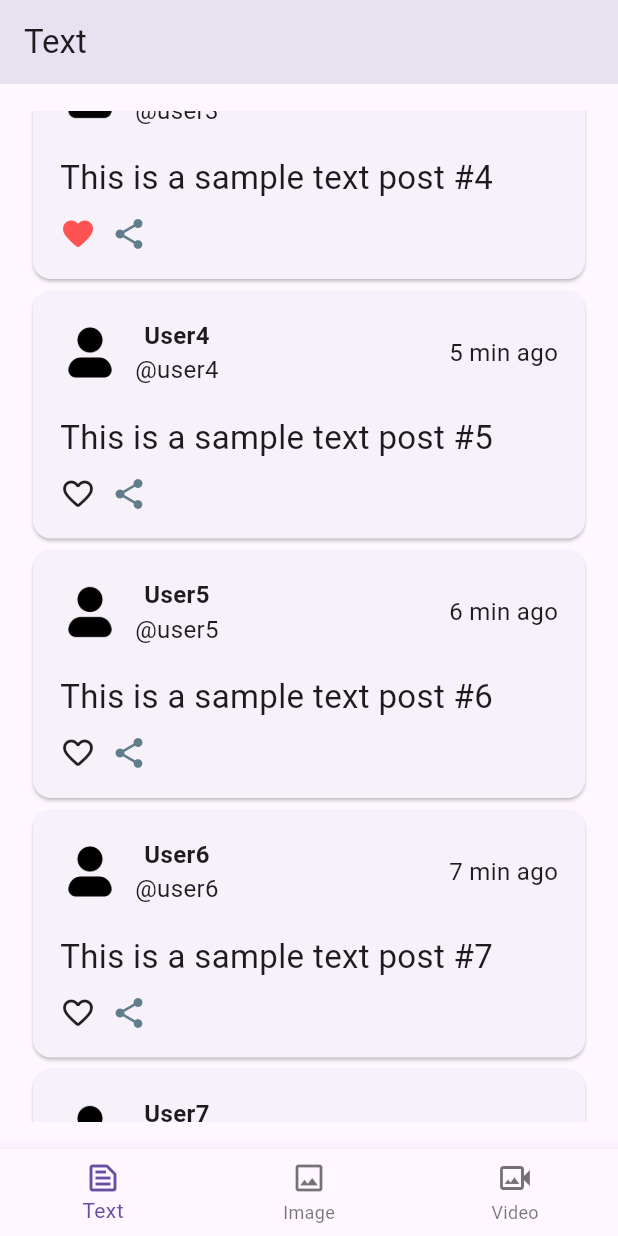
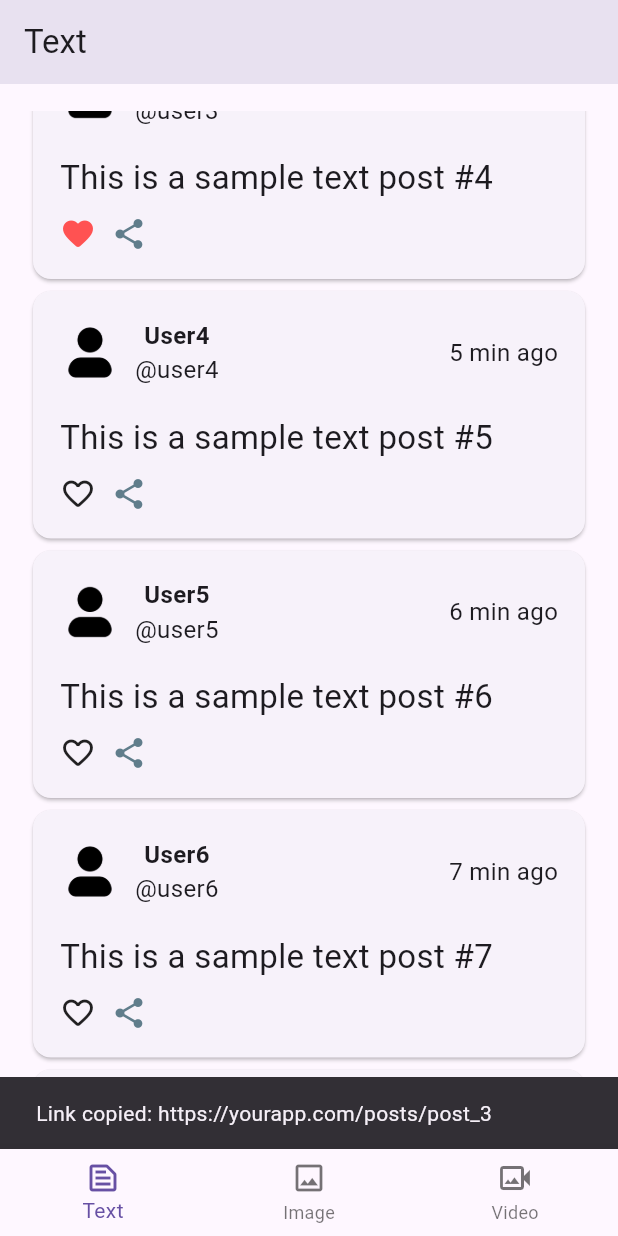
Before and after one commit to PrathamBhavsar/assignment_web_app, a Flutter app: the screen it shows after launch, scrolled down 576 dp, after a tap on the "favorite outline" icon, after a tap on the "share" icon, on a phone screen of 412 x 824 dp. Run offline on Flutter 3.47's test engine with Material 3 defaults, Android fonts, the phone set to English and light mode, and no system bars; our stand-ins replace firebase_core, go_router; accounts and stored records are empty.

Commit message:
unique id generated

```diff
--- a/lib/image_posts.dart
+++ b/lib/image_posts.dart
@@ -25,6 +25,8 @@ class _ImagePostsPageState extends State<ImagePostsPage> {
       child: ListView.builder(
         itemCount: isLikedList.length,
         itemBuilder: (context, index) {
+          String postId = 'image_post_$index'; // Generate unique postId
+
           return PostWidget(
             isLiked: isLikedList[index],
             postContent: Image.asset(
@@ -35,6 +37,7 @@ class _ImagePostsPageState extends State<ImagePostsPage> {
             userAccount: 'user$index',
             userName: 'User$index',
             toggleisLiked: () => _toggleisLiked(index),
+            postId: postId, // Pass the unique postId
           );
         },
       ),
--- a/lib/main.dart
+++ b/lib/main.dart
@@ -1,22 +1,53 @@
+import 'package:assignment_web_app/home_screen.dart';
+import 'package:assignment_web_app/post_detail_screen.dart';
+import 'package:flutter/material.dart';
+import 'package:firebase_core/firebase_core.dart';
 import 'package:assignment_web_app/firebase_options.dart';
-import 'package:assignment_web_app/home_screen.dart';
-import 'package:firebase_core/firebase_core.dart';
-import 'package:flutter/material.dart';
+import 'package:go_router/go_router.dart';
 
 Future<void> main() async {
-  await WidgetsFlutterBinding.ensureInitialized();
-
+  WidgetsFlutterBinding.ensureInitialized();
   await Firebase.initializeApp(options: DefaultFirebaseOptions.currentPlatform);
-  runApp(const MyApp());
+  runApp(MyApp());
 }
 
 class MyApp extends StatelessWidget {
-  const MyApp({super.key});
+  final GoRouter _router = GoRouter(
+    routes: [
+      GoRoute(
+        path: '/',
+        builder: (context, state) => const HomeScreen(),
+      ),
+      GoRoute(
+        path: '/posts/:postId',
+        builder: (context, state) {
+          final postId = state.pathParameters['postId']!;
+          // Here you would fetch the relevant post data if needed
+          return PostDetailScreen(
+            userName: 'User Name', // Replace with actual data
+            userAccount: 'user35475', // Replace with actual data
+            time: '9', // Replace with actual data
+            postContent:
+                Text('Content for post $postId'), // Placeholder content
+            isLiked: false, // Replace with actual data
+            toggleisLiked: () {}, // Implement if needed
+          );
+        },
+      ),
+    ],
+    errorBuilder: (context, state) => Scaffold(
+      body: Center(child: Text('Error: ${state.error}')),
+    ),
+  );
 
   @override
   Widget build(BuildContext context) {
-    return MaterialApp(
-      home: HomeScreen(),
+    return MaterialApp.router(
+      routerDelegate: _router.routerDelegate,
+      routeInformationParser: _router.routeInformationParser,
+      routeInformationProvider: _router.routeInformationProvider,
+
+      restorationScopeId: 'app', // Add restorationScopeId to enable restoration
     );
   }
 }
--- a/lib/post_widget.dart
+++ b/lib/post_widget.dart
@@ -1,5 +1,7 @@
+import 'package:assignment_web_app/post_detail_screen.dart';
+import 'package:flutter/material.dart';
+import 'package:flutter/services.dart'; // Required for Clipboard
 import 'package:assignment_web_app/constants/app_constants.dart';
-import 'package:flutter/material.dart';
 
 class PostWidget extends StatefulWidget {
   const PostWidget({
@@ -10,23 +12,50 @@ class PostWidget extends StatefulWidget {
     required this.time,
     required this.postContent,
     required this.isLiked,
+    required this.postId, // New parameter for unique post ID
   });
 
   final String userName;
   final String userAccount;
   final String time;
-  final Widget postContent; // Changed from String to Widget
+  final Widget postContent;
   final bool isLiked;
   final void Function() toggleisLiked;
+  final String postId; // New parameter
 
   @override
   State<PostWidget> createState() => _PostWidgetState();
 }
 
 class _PostWidgetState extends State<PostWidget> {
+  void _sharePost() async {
+    String link =
+        'https://yourapp.com/posts/${widget.postId}'; // Generate your link
+    await Clipboard.setData(ClipboardData(text: link)); // Copy to clipboard
+    ScaffoldMessenger.of(context).showSnackBar(
+      SnackBar(content: Text('Link copied: $link')),
+    );
+  }
+
   @override
   Widget build(BuildContext context) {
-    return Container(
+    return GestureDetector(
+      onTap: () {
+        Navigator.push(
+          context,
+          MaterialPageRoute(
+            builder: (context) => PostDetailScreen(
+              userName: widget.userName,
+              userAccount: widget.userAccount,
+              time: widget.time,
+              postContent: widget.postContent,
+              isLiked: widget.isLiked,
+              toggleisLiked: widget.toggleisLiked,
+            ),
+          ),
+        );
+      },
+      child: Container(
         width: MediaQuery.of(context).size.width,
         child: Card(
           child: Padding(
@@ -60,11 +89,11 @@ class _PostWidgetState extends State<PostWidget> {
                     Text(
                       '${widget.time} min ago',
                       style: TextStyle(fontSize: 16),
-                  )
+                    ),
                   ],
                 ),
                 SizedBox(height: 18),
-              widget.postContent, // Displaying the content widget
+                widget.postContent,
                 SizedBox(height: 10),
                 Row(
                   children: [
@@ -73,22 +102,19 @@ class _PostWidgetState extends State<PostWidget> {
                         widget.toggleisLiked();
                       },
                       child: widget.isLiked
-                        ? Icon(
-                            Icons.favorite_rounded,
-                            color: Colors.redAccent,
-                          )
+                          ? Icon(Icons.favorite_rounded,
+                              color: Colors.redAccent)
                           : Icon(Icons.favorite_border_rounded),
                     ),
                     SizedBox(width: 10),
                     GestureDetector(
-                      onTap: () {},
-                      child: Icon(
-                        Icons.share_rounded,
-                        color: Colors.blueGrey,
-                      )),
+                      onTap: _sharePost, // Call share function
+                      child: Icon(Icons.share_rounded, color: Colors.blueGrey),
+                    ),
                   ],
-              )
+                ),
               ],
+            ),
           ),
         ),
       ),
--- a/lib/text_posts.dart
+++ b/lib/text_posts.dart
@@ -10,8 +10,7 @@ class TextPostsPage extends StatefulWidget {
 }
 
 class _TextPostsPageState extends State<TextPostsPage> {
-  List<bool> isLikedList =
-      List.generate(10, (index) => false); // Sample 10 posts
+  List<bool> isLikedList = List.generate(10, (index) => false);
 
   _toggleisLiked(int index) {
     setState(() {
@@ -24,8 +23,11 @@ class _TextPostsPageState extends State<TextPostsPage> {
     return Padding(
       padding: AppConstants.appPadding,
       child: ListView.builder(
-        itemCount: isLikedList.length, // Dynamically generate posts
+        itemCount: isLikedList.length,
         itemBuilder: (context, index) {
+          // Create a unique postId for each post, e.g., using the index
+          String postId = 'post_$index';
+
           return PostWidget(
             isLiked: isLikedList[index],
             postContent: Text(
@@ -36,6 +38,7 @@ class _TextPostsPageState extends State<TextPostsPage> {
             userAccount: 'user$index',
             userName: 'User$index',
             toggleisLiked: () => _toggleisLiked(index),
+            postId: postId, // Pass the unique postId
           );
         },
       ),
--- a/lib/video_posts.dart
+++ b/lib/video_posts.dart
@@ -25,6 +25,8 @@ class _VideoPostsPageState extends State<VideoPostsPage> {
       child: ListView.builder(
         itemCount: isLikedList.length,
         itemBuilder: (context, index) {
+          String postId = 'video_post_$index'; // Generate unique postId
+
           return PostWidget(
             isLiked: isLikedList[index],
             postContent: Icon(
@@ -36,6 +38,7 @@ class _VideoPostsPageState extends State<VideoPostsPage> {
             userAccount: 'user$index',
             userName: 'User$index',
             toggleisLiked: () => _toggleisLiked(index),
+            postId: postId, // Pass the unique postId
           );
         },
       ),
--- a/pubspec.yaml
+++ b/pubspec.yaml
@@ -36,6 +36,8 @@ dependencies:
   # Use with the CupertinoIcons class for iOS style icons.
   cupertino_icons: ^1.0.8
   firebase_core: ^3.6.0
+  go_router: ^14.3.0
+  uni_links: ^0.5.1
 
 dev_dependencies:
   flutter_test:
```
Also changed, not shown: lib/post_detail_screen.dart (added, +70 -0 lines), pubspec.lock, 3 other files. Lines whose indentation alone changed are shown as unchanged.
